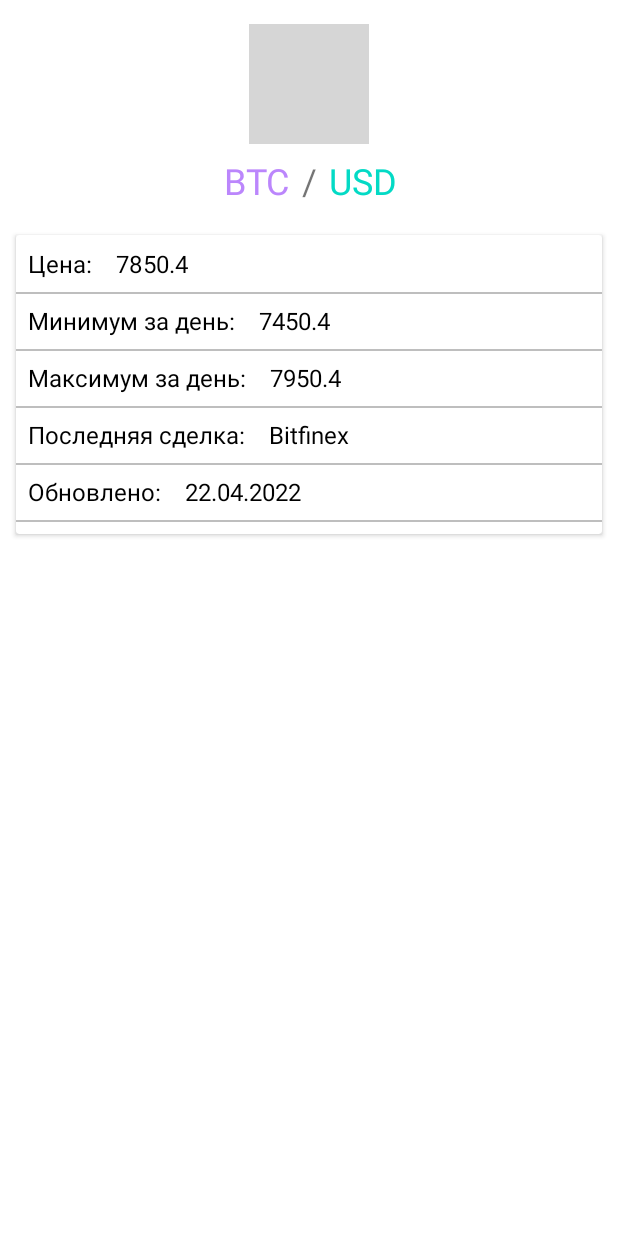
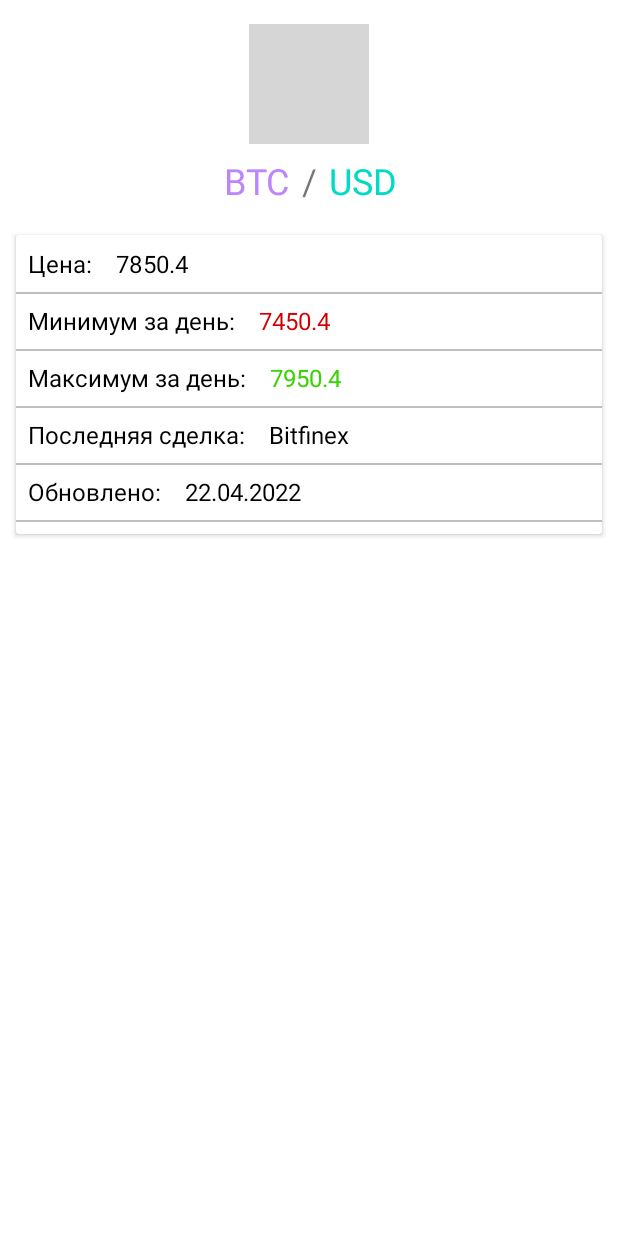
Before and after one commit to GrebnevDeveloper/CryptoPrice, an Android app: the layout activity_coin_detail.xml on its own in the app's theme, with its tools: preview values and no code run, on a phone screen of 412 x 824 dp. Run offline under Robolectric (Android 15) with nearby library versions, the phone set to English and light mode, and no system bars; grey boxes are pictures that could not be loaded.

Commit message:
Fix color coin price

```diff
--- a/app/src/main/res/layout/activity_coin_detail.xml
+++ b/app/src/main/res/layout/activity_coin_detail.xml
@@ -111,7 +111,7 @@
                 android:layout_height="wrap_content"
                 android:layout_marginStart="8dp"
                 android:layout_marginTop="16dp"
-                android:textColor="@color/black"
+                android:textColor="@color/min_price"
                 android:textSize="16sp"
                 app:layout_constraintStart_toEndOf="@id/tv_min_price_label"
                 app:layout_constraintTop_toBottomOf="@id/tv_price_label"
@@ -143,7 +143,7 @@
                 android:layout_height="wrap_content"
                 android:layout_marginStart="8dp"
                 android:layout_marginTop="16dp"
-                android:textColor="@color/black"
+                android:textColor="@color/max_price"
                 android:textSize="16sp"
                 app:layout_constraintStart_toEndOf="@id/tv_max_price_label"
                 app:layout_constraintTop_toBottomOf="@id/tv_min_price_label"
--- a/app/src/main/res/values/colors.xml
+++ b/app/src/main/res/values/colors.xml
@@ -8,4 +8,6 @@
     <color name="black">#FF000000</color>
     <color name="white">#FFFFFFFF</color>
     <color name="border_view">#BEBEBE</color>
+    <color name="min_price">#D30000</color>
+    <color name="max_price">#38D300</color>
 </resources>
```
